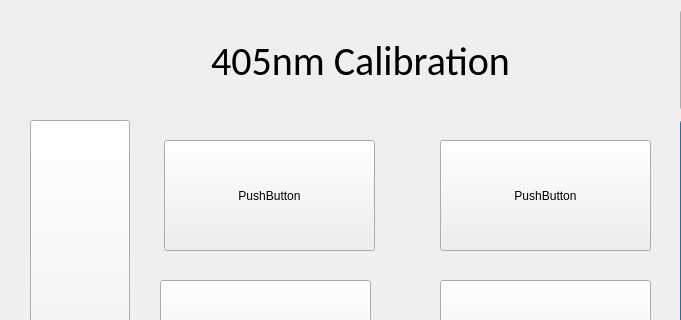
The window that Settings/BCPSettings/calibration405nm.ui (kopalatommy/AQSync_UI) describes before a commit, drawn with Qt 5; both pictures show x 0 to 681 and y 0 to 320 of the 800 by 480 pixel window.
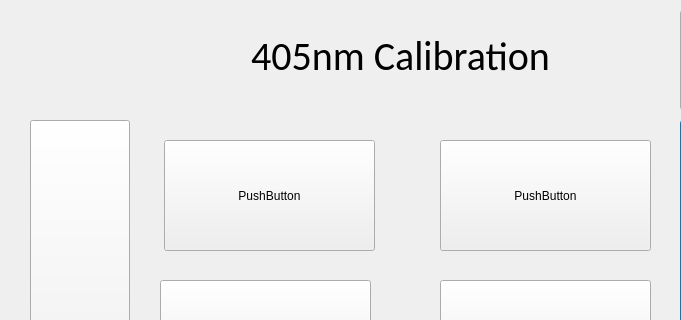
The same window after the commit. Icons and pictures are not drawn.

Diff of the .ui file:
```diff
--- a/Settings/BCPSettings/calibration405nm.ui
+++ b/Settings/BCPSettings/calibration405nm.ui
@@ -134,10 +134,10 @@
   <widget class="QLabel" name="AdaptiveFilter">
    <property name="geometry">
     <rect>
-     <x>120</x>
-     <y>20</y>
-     <width>481</width>
-     <height>81</height>
+     <x>0</x>
+     <y>10</y>
+     <width>801</width>
+     <height>91</height>
     </rect>
    </property>
    <property name="font">
```
Left out of the diff: 9 changed lines with no effect on the pictures.
